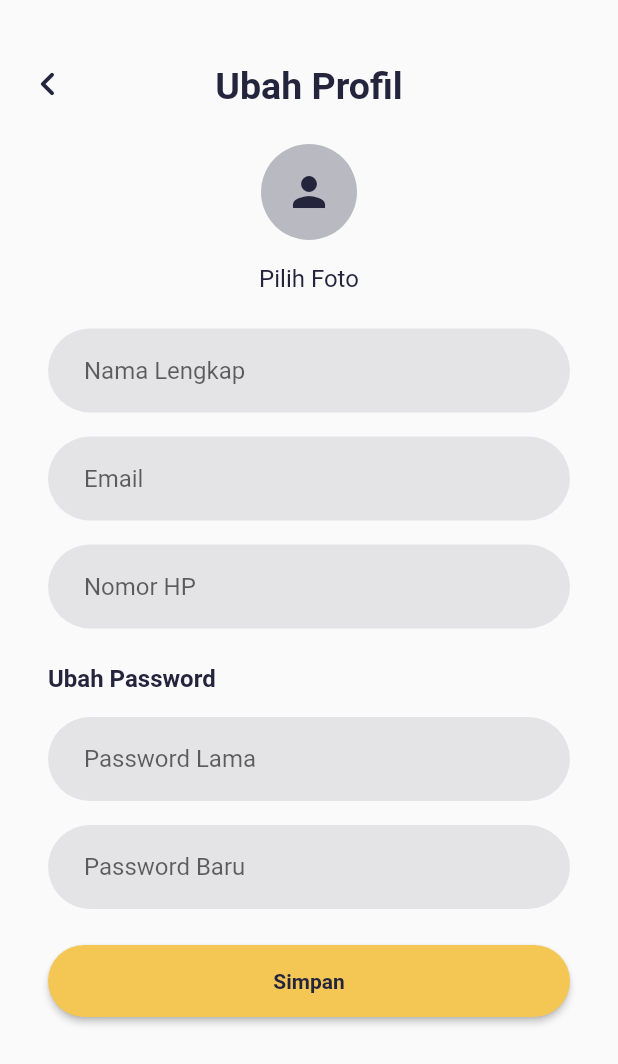
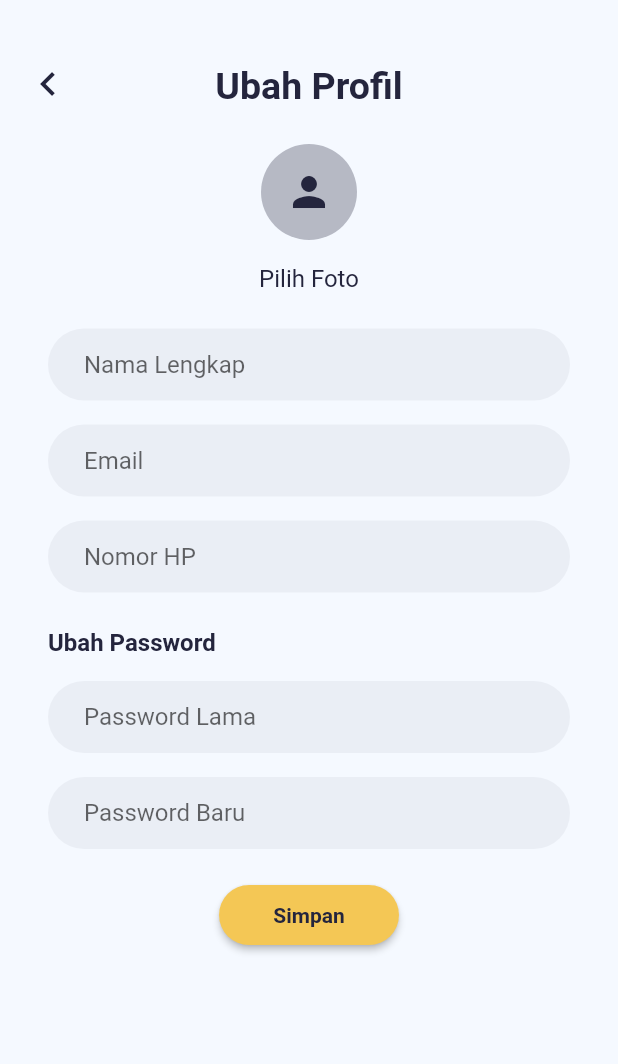
Before and after one commit to akhiang/reservation-hotel, a Flutter app: the screen it shows after launch, item 3 of the bottom bar chosen, after a tap on the "edit" icon, on a phone screen of 412 x 824 dp. Shown: the top 1064 px of the screen. Run offline on Flutter 3.47's test engine with Material 2 defaults, Android fonts, the phone set to English and light mode, and no system bars; our stand-ins replace carousel_slider, font_awesome_flutter, syncfusion_flutter_datepicker.

Commit message:
change app theme color

```diff
--- a/lib/main.dart
+++ b/lib/main.dart
@@ -1,3 +1,4 @@
+import 'package:dangau_hotel/utils/utils.dart';
 import 'package:flutter/material.dart';
 import 'package:dangau_hotel/screens/screens.dart';
 
@@ -12,13 +13,14 @@ class MyApp extends StatelessWidget {
       title: 'Flutter Demo',
       debugShowCheckedModeBanner: false,
       theme: ThemeData(
-        primarySwatch: Colors.blue,
+        primarySwatch: ColorConst.kPrimarySwatchColor,
         visualDensity: VisualDensity.adaptivePlatformDensity,
         appBarTheme: AppBarTheme(
           color: Colors.transparent,
           elevation: 0,
           brightness: Brightness.light,
         ),
+        scaffoldBackgroundColor: ColorConst.kThirdColor,
       ),
       home: MainScreen(),
     );
--- a/lib/screens/home/widgets/home_date_picker.dart
+++ b/lib/screens/home/widgets/home_date_picker.dart
@@ -28,8 +28,7 @@ class HomeDatePicker extends StatelessWidget {
     return GestureDetector(
       onTap: () {
         // _showDateBottomSheet(context);
-        Navigator.push(
-          context,
+        Navigator.of(context, rootNavigator: true).push(
           MaterialPageRoute(
             builder: (context) => FindHotelScreen(),
           ),
@@ -39,7 +38,7 @@ class HomeDatePicker extends StatelessWidget {
         height: 120.0,
         width: 320.0,
         decoration: BoxDecoration(
-          color: Colors.white,
+          color: ColorConst.kThirdColor,
           borderRadius: BorderRadius.circular(16.0),
           boxShadow: [
             BoxShadow(
--- a/lib/screens/profile/edit_profile_screen.dart
+++ b/lib/screens/profile/edit_profile_screen.dart
@@ -8,7 +8,8 @@ class EditProfileScreen extends StatelessWidget {
         preferredSize: Size.fromHeight(88.0),
         child: CustomAppBar(title: 'Ubah Profil', isLeading: true),
       ),
-      body: SingleChildScrollView(
+      body: SafeArea(
+        child: SingleChildScrollView(
           child: Column(
             children: [
               Center(
@@ -44,7 +45,6 @@ class EditProfileScreen extends StatelessWidget {
                           horizontal: 32.0, vertical: 16.0),
                       child: Column(
                         crossAxisAlignment: CrossAxisAlignment.start,
-                      mainAxisAlignment: MainAxisAlignment.center,
                         children: [
                           RoundedInputField(
                             hint: "Nama Lengkap",
@@ -77,11 +77,13 @@ class EditProfileScreen extends StatelessWidget {
                             onChanged: (value) {},
                           ),
                           SizedBox(height: 16.0),
-                        SizedBox(
-                          height: 48.0,
-                          width: double.infinity,
+                          Center(
+                            child: SizedBox(
+                              height: 40.0,
+                              width: 120.0,
                               child: PrimaryButton(
                                 text: 'Simpan',
+                              ),
                             ),
                           )
                         ],
@@ -93,6 +95,7 @@ class EditProfileScreen extends StatelessWidget {
             ],
           ),
         ),
+      ),
     );
   }
 }
--- a/lib/screens/profile/help_refund_screen.dart
+++ b/lib/screens/profile/help_refund_screen.dart
@@ -8,8 +8,9 @@ class HelpRefundScreen extends StatelessWidget {
         preferredSize: Size.fromHeight(88.0),
         child: CustomAppBar(title: 'Bantuan', isLeading: true),
       ),
-      body: Padding(
-        padding: const EdgeInsets.all(24.0),
+      body: SingleChildScrollView(
+        child: Padding(
+          padding: const EdgeInsets.symmetric(horizontal: 24.0, vertical: 24.0),
           child: Column(
             crossAxisAlignment: CrossAxisAlignment.start,
             children: [
@@ -42,6 +43,7 @@ class HelpRefundScreen extends StatelessWidget {
             ],
           ),
         ),
+      ),
     );
   }
 }
--- a/lib/screens/profile/help_screen.dart
+++ b/lib/screens/profile/help_screen.dart
@@ -8,7 +8,9 @@ class HelpScreen extends StatelessWidget {
         preferredSize: Size.fromHeight(88.0),
         child: CustomAppBar(title: 'Bantuan', isLeading: true),
       ),
-      body: Column(
+      body: SingleChildScrollView(
+        clipBehavior: Clip.none,
+        child: Column(
           children: [
             RoundedCard(
               icon: null,
@@ -33,6 +35,7 @@ class HelpScreen extends StatelessWidget {
             ),
           ],
         ),
+      ),
     );
   }
 }
--- a/lib/screens/profile/profile_screen.dart
+++ b/lib/screens/profile/profile_screen.dart
@@ -8,7 +8,9 @@ class ProfileScreen extends StatelessWidget {
         preferredSize: Size.fromHeight(88.0),
         child: CustomAppBar(title: 'Profil Saya', isLeading: false),
       ),
-      body: Column(
+      body: SingleChildScrollView(
+        clipBehavior: Clip.none,
+        child: Column(
           children: [
             ProfileListTile(),
             RoundedCard(
@@ -23,10 +25,25 @@ class ProfileScreen extends StatelessWidget {
               },
             ),
             RoundedCard(
-            icon: Icons.star_rounded,
+              icon: Icons.star,
               title: 'Berikan nilai untuk aplikasi ini',
             ),
+            FlatButton(
+              onPressed: () {},
+              child: Text(
+                'Keluar',
+                style: TextStyle(
+                  color: ColorConst.kSecondaryColor,
+                  fontSize: 16.0,
+                  fontWeight: FontWeight.w600,
+                ),
+              ),
+              shape: RoundedRectangleBorder(
+                borderRadius: BorderRadius.circular(24.0),
+              ),
+            )
           ],
+        ),
       ),
     );
   }
--- a/lib/utils/constants/color_const.dart
+++ b/lib/utils/constants/color_const.dart
@@ -4,4 +4,6 @@ class ColorConst {
   static const kPrimaryColor = Color(0xFFF4C755); // Yellow
   static const kSecondaryColor = Color(0xFF24253D); // Blue
   static const kThirdColor = Color(0xFFF5F9FF); // White
+
+  static final kPrimarySwatchColor = generateMaterialColor(Color(0xFFF4C755));
 }
--- /dev/null
+++ b/lib/utils/material_color.dart
@@ -0,0 +1,21 @@
+part of 'utils.dart';
+
+MaterialColor generateMaterialColor(Color color) {
+  List strengths = <double>[.05];
+  Map swatch = <int, Color>{};
+  final int r = color.red, g = color.green, b = color.blue;
+
+  for (int i = 1; i < 10; i++) {
+    strengths.add(0.1 * i);
+  }
+  strengths.forEach((strength) {
+    final double ds = 0.5 - strength;
+    swatch[(strength * 1000).round()] = Color.fromRGBO(
+      r + ((ds < 0 ? r : (255 - r)) * ds).round(),
+      g + ((ds < 0 ? g : (255 - g)) * ds).round(),
+      b + ((ds < 0 ? b : (255 - b)) * ds).round(),
+      1,
+    );
+  });
+  return MaterialColor(color.value, swatch);
+}
--- a/lib/utils/utils.dart
+++ b/lib/utils/utils.dart
@@ -1,3 +1,4 @@
 import 'package:flutter/material.dart';
 
 part 'package:dangau_hotel/utils/constants/color_const.dart';
+part 'package:dangau_hotel/utils/material_color.dart';
--- a/lib/widgets/custom_app_bar.dart
+++ b/lib/widgets/custom_app_bar.dart
@@ -27,7 +27,7 @@ class CustomAppBar extends StatelessWidget {
                         Navigator.pop(context);
                       },
                       icon: Icon(
-                        Icons.chevron_left_rounded,
+                        Icons.chevron_left,
                         color: ColorConst.kSecondaryColor,
                       ),
                       iconSize: 32.0,
--- a/lib/widgets/rounded_card.dart
+++ b/lib/widgets/rounded_card.dart
@@ -23,7 +23,7 @@ class RoundedCard extends StatelessWidget {
           color: ColorConst.kThirdColor,
           boxShadow: [
             BoxShadow(
-              color: ColorConst.kSecondaryColor.withOpacity(0.1),
+              color: ColorConst.kSecondaryColor.withOpacity(0.07),
               offset: Offset(0.0, 5.0),
               blurRadius: 20.0,
             ),
@@ -58,7 +58,7 @@ class RoundedCard extends StatelessWidget {
                     ],
                   ),
                   Icon(
-                    Icons.chevron_right_rounded,
+                    Icons.chevron_right,
                     color: ColorConst.kSecondaryColor,
                   ),
                 ],
--- a/lib/widgets/text_field_container.dart
+++ b/lib/widgets/text_field_container.dart
@@ -11,10 +11,10 @@ class TextFieldContainer extends StatelessWidget {
   Widget build(BuildContext context) {
     return Container(
       margin: EdgeInsets.symmetric(vertical: 8.0),
-      padding: EdgeInsets.symmetric(horizontal: 24.0, vertical: 4.0),
+      padding: EdgeInsets.symmetric(horizontal: 24.0),
       width: double.infinity,
       decoration: BoxDecoration(
-        color: ColorConst.kSecondaryColor.withOpacity(0.1),
+        color: ColorConst.kSecondaryColor.withOpacity(0.05),
         borderRadius: BorderRadius.circular(32.0),
       ),
       child: child,
```
Also changed, not shown: lib/screens/home/find_hotel_screen.dart (+34 -17 lines). Lines whose indentation alone changed are shown as unchanged.
